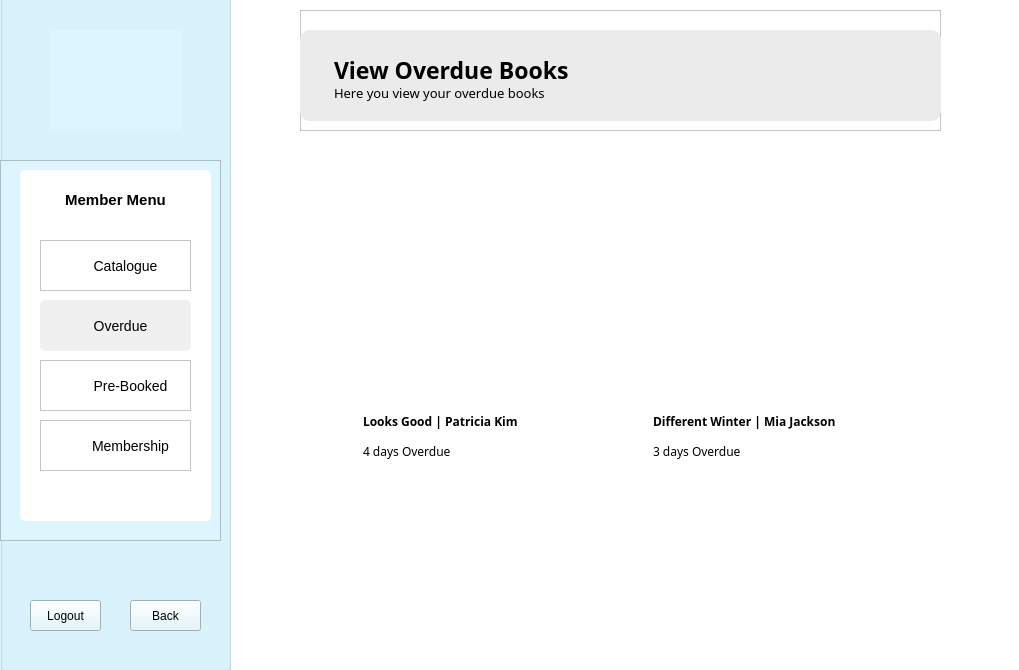
Old version of the form LIS/memberoverdue.ui in the repository TenacioussD/library_information_system.
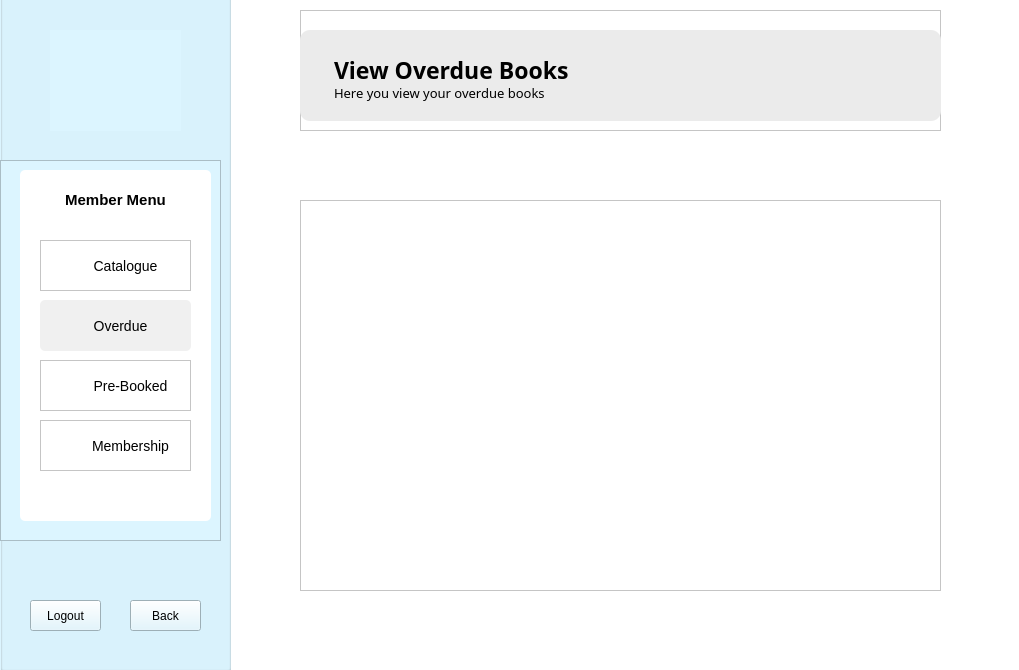
New version of the form. Icons and pictures are not drawn.

Commit message: We have a overdue database, will fix flaws during blackbox testing

```diff
--- a/LIS/memberoverdue.ui
+++ b/LIS/memberoverdue.ui
@@ -499,266 +499,15 @@
      </property>
     </widget>
    </widget>
-   <widget class="QScrollArea" name="scrollArea">
+   <widget class="QTableView" name="viewOverdue">
     <property name="geometry">
      <rect>
-      <x>290</x>
-      <y>170</y>
-      <width>651</width>
-      <height>431</height>
+      <x>300</x>
+      <y>210</y>
+      <width>641</width>
+      <height>391</height>
      </rect>
     </property>
-    <property name="styleSheet">
-     <string notr="true">/* VERTICAL SCROLL*/
-
-QScrollBar::handle:vertical {
-border: none;
-border-radius: 5px;
-background: rgb(215, 242, 255);
-margin: 15px 0 15px 0;
-width: 14px;
-}
-
-/* SCROLL BUTTON - TOP*/
-
-QScrollBar::sub-line:vertical {
-border:none;
-background: rgb(215, 242, 255);
-height: 15px;
-border-top-left-radius: 7px;
-border-top-right-radius: 7px;
-subcontrol-position: top;
-subcontrol-origin: margin; 
-}
-
-
-/* SCROLL BUTTON - BOTTOM*/
-
-QScrollBar::add-line:vertical {
-border:none;
-background: rgb(215, 242, 255);
-height: 15px;
-border-bottom-left-radius: 7px;
-border-bottom-right-radius: 7px;
-subcontrol-position: bottom;
-subcontrol-origin: margin; 
-}
-
-</string>
-    </property>
-    <property name="frameShape">
-     <enum>QFrame::NoFrame</enum>
-    </property>
-    <property name="widgetResizable">
-     <bool>true</bool>
-    </property>
-    <widget class="QWidget" name="scrollAreaWidgetContents">
-     <property name="geometry">
-      <rect>
-       <x>0</x>
-       <y>0</y>
-       <width>651</width>
-       <height>431</height>
-      </rect>
-     </property>
-     <property name="styleSheet">
-      <string notr="true">border-style: none;</string>
-     </property>
-     <layout class="QVBoxLayout" name="verticalLayout_3">
-      <item>
-       <widget class="QFrame" name="frame_73">
-        <property name="frameShape">
-         <enum>QFrame::StyledPanel</enum>
-        </property>
-        <property name="frameShadow">
-         <enum>QFrame::Raised</enum>
-        </property>
-        <widget class="QFrame" name="frame_74">
-         <property name="geometry">
-          <rect>
-           <x>60</x>
-           <y>240</y>
-           <width>191</width>
-           <height>51</height>
-          </rect>
-         </property>
-         <property name="frameShape">
-          <enum>QFrame::StyledPanel</enum>
-         </property>
-         <property name="frameShadow">
-          <enum>QFrame::Raised</enum>
-         </property>
-         <widget class="QPlainTextEdit" name="plainTextEdit_80">
-          <property name="geometry">
-           <rect>
-            <x>0</x>
-            <y>30</y>
-            <width>191</width>
-            <height>21</height>
-           </rect>
-          </property>
-          <property name="styleSheet">
-           <string notr="true">font-family: Baloo 2;
-background: white;</string>
-          </property>
-          <property name="frameShape">
-           <enum>QFrame::NoFrame</enum>
-          </property>
-          <property name="verticalScrollBarPolicy">
-           <enum>Qt::ScrollBarAlwaysOff</enum>
-          </property>
-          <property name="plainText">
-           <string>4 days Overdue</string>
-          </property>
-         </widget>
-         <widget class="QPlainTextEdit" name="plainTextEdit_79">
-          <property name="geometry">
-           <rect>
-            <x>0</x>
-            <y>0</y>
-            <width>191</width>
-            <height>21</height>
-           </rect>
-          </property>
-          <property name="styleSheet">
-           <string notr="true">font-weight: bold;
-font-family: Baloo 2;
-background: white;</string>
-          </property>
-          <property name="frameShape">
-           <enum>QFrame::NoFrame</enum>
-          </property>
-          <property name="verticalScrollBarPolicy">
-           <enum>Qt::ScrollBarAlwaysOff</enum>
-          </property>
-          <property name="tabChangesFocus">
-           <bool>false</bool>
-          </property>
-          <property name="lineWrapMode">
-           <enum>QPlainTextEdit::WidgetWidth</enum>
-          </property>
-          <property name="plainText">
-           <string>Looks Good | Patricia Kim</string>
-          </property>
-          <property name="textInteractionFlags">
-           <set>Qt::TextSelectableByKeyboard|Qt::TextSelectableByMouse</set>
-          </property>
-         </widget>
-        </widget>
-        <widget class="QLabel" name="label_43">
-         <property name="geometry">
-          <rect>
-           <x>370</x>
-           <y>20</y>
-           <width>181</width>
-           <height>211</height>
-          </rect>
-         </property>
-         <property name="text">
-          <string/>
-         </property>
-         <property name="pixmap">
-          <pixmap resource="Resources.qrc">:/images/book-covers/book14.png</pixmap>
-         </property>
-         <property name="scaledContents">
-          <bool>true</bool>
-         </property>
-        </widget>
-        <widget class="QLabel" name="label_44">
-         <property name="geometry">
-          <rect>
-           <x>70</x>
-           <y>20</y>
-           <width>181</width>
-           <height>211</height>
-          </rect>
-         </property>
-         <property name="text">
-          <string/>
-         </property>
-         <property name="pixmap">
-          <pixmap resource="Resources.qrc">:/images/book-covers/book14.png</pixmap>
-         </property>
-         <property name="scaledContents">
-          <bool>true</bool>
-         </property>
-        </widget>
-        <widget class="QFrame" name="frame_75">
-         <property name="geometry">
-          <rect>
-           <x>350</x>
-           <y>240</y>
-           <width>231</width>
-           <height>51</height>
-          </rect>
-         </property>
-         <property name="frameShape">
-          <enum>QFrame::StyledPanel</enum>
-         </property>
-         <property name="frameShadow">
-          <enum>QFrame::Raised</enum>
-         </property>
-         <widget class="QPlainTextEdit" name="plainTextEdit_83">
-          <property name="geometry">
-           <rect>
-            <x>0</x>
-            <y>30</y>
-            <width>191</width>
-            <height>21</height>
-           </rect>
-          </property>
-          <property name="styleSheet">
-           <string notr="true">font-family: Baloo 2;
-background: white;</string>
-          </property>
-          <property name="frameShape">
-           <enum>QFrame::NoFrame</enum>
-          </property>
-          <property name="verticalScrollBarPolicy">
-           <enum>Qt::ScrollBarAlwaysOff</enum>
-          </property>
-          <property name="plainText">
-           <string>3 days Overdue</string>
-          </property>
-         </widget>
-         <widget class="QPlainTextEdit" name="plainTextEdit_84">
-          <property name="geometry">
-           <rect>
-            <x>0</x>
-            <y>0</y>
-            <width>221</width>
-            <height>21</height>
-           </rect>
-          </property>
-          <property name="styleSheet">
-           <string notr="true">font-weight: bold;
-font-family: Baloo 2;
-background: white;</string>
-          </property>
-          <property name="frameShape">
-           <enum>QFrame::NoFrame</enum>
-          </property>
-          <property name="verticalScrollBarPolicy">
-           <enum>Qt::ScrollBarAlwaysOff</enum>
-          </property>
-          <property name="tabChangesFocus">
-           <bool>false</bool>
-          </property>
-          <property name="lineWrapMode">
-           <enum>QPlainTextEdit::WidgetWidth</enum>
-          </property>
-          <property name="plainText">
-           <string>Different Winter | Mia Jackson</string>
-          </property>
-          <property name="textInteractionFlags">
-           <set>Qt::TextSelectableByKeyboard|Qt::TextSelectableByMouse</set>
-          </property>
-         </widget>
-        </widget>
-       </widget>
-      </item>
-     </layout>
-    </widget>
    </widget>
   </widget>
  </widget>
```
The commit also changes 11 other files.
